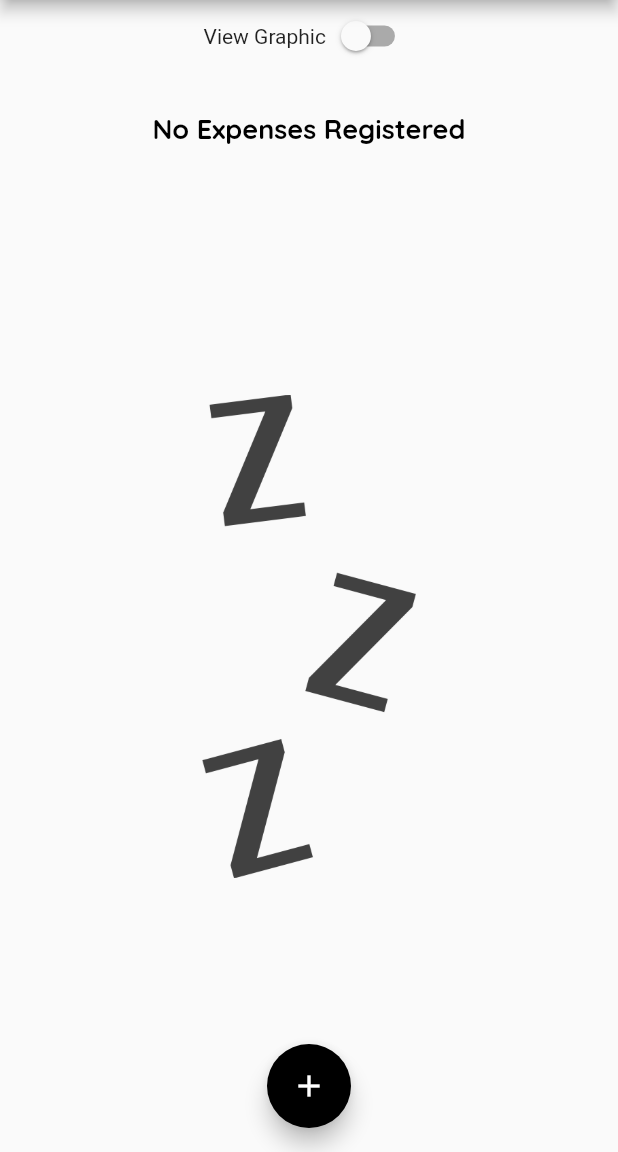
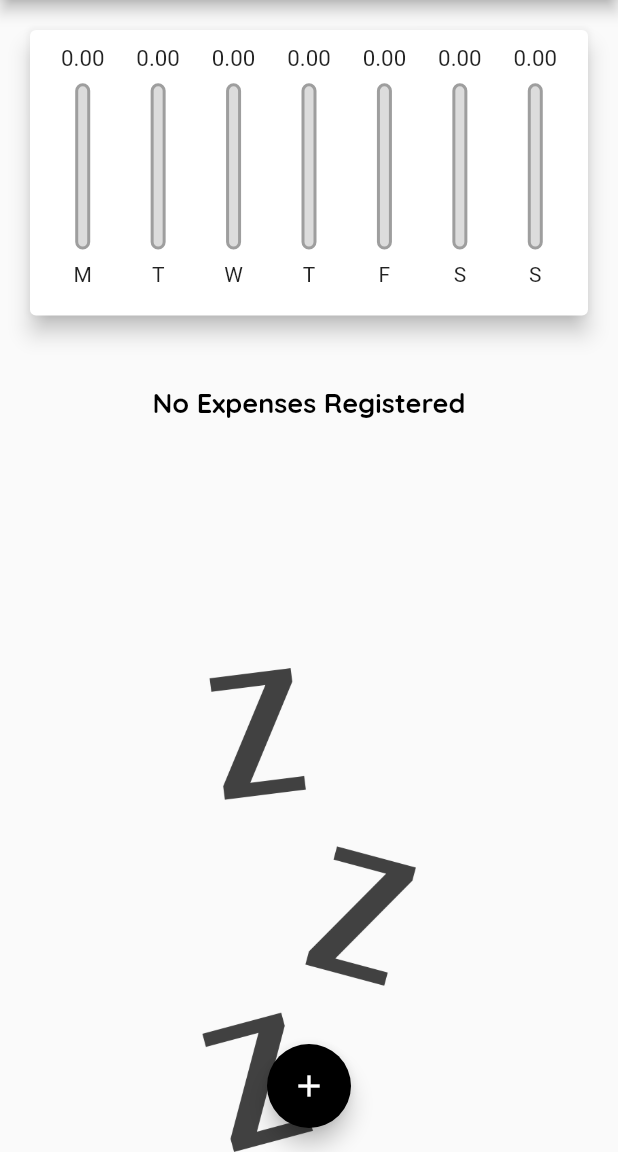
Before and after one commit to bielom43/ProjectApp-Despesas, a Flutter app: the screen it shows after launch, on a phone screen of 412 x 824 dp, the part 84-1236 px from its top. Run offline on Flutter 3.47's test engine with Material 2 defaults, Android fonts, the phone set to English and light mode, and no system bars.

Commit message:
added conditional render, to graphic in landscape orientation

```diff
--- a/lib/main.dart
+++ b/lib/main.dart
@@ -98,6 +98,8 @@ class _MyHomePageState extends State<MyHomePage> {
 
   @override
   Widget build(BuildContext context) {
+    bool isLandscape = MediaQuery.of(context).orientation == Orientation.landscape;
+
     final appBar = AppBar(
       title: const Text('Pessoal Expenses'),
       actions: <Widget>[
@@ -119,6 +121,7 @@ class _MyHomePageState extends State<MyHomePage> {
         child: Column(
           crossAxisAlignment: CrossAxisAlignment.stretch,
           children: <Widget>[
+            if (isLandscape)
               Row(
                 mainAxisAlignment: MainAxisAlignment.center,
                 children: <Widget>[
@@ -134,12 +137,13 @@ class _MyHomePageState extends State<MyHomePage> {
                   ),
                 ],
               ),
-            _showChart //Can be maked with if(_showChart) and if(!_showChart) but I prerred conditional render
-                ? SizedBox(
+            if (_showChart || !isLandscape)
+              SizedBox(
                 height: availableHeight * 0.30,
                 child: Chart(_recenTransactions),
-                  )
-                : SizedBox(
+              ),
+            if (!_showChart || !isLandscape)
+              SizedBox(
                 height: availableHeight * 0.70,
                 child: TransactionList(transactions: _transactions, _removeTransaction),
               ),
```
Lines whose indentation alone changed are shown as unchanged.
